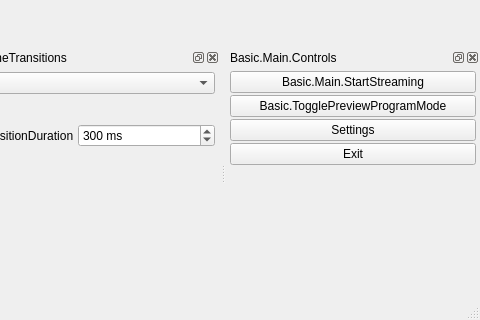
The window that vendor_skins/Evercast/UI/forms/OBSBasic.ui (evercast/evercast-broadcaster-software) describes before a commit, drawn with Qt 5; both pictures show x 599 to 1079 and y 410 to 730 of the 1079 by 730 pixel window.
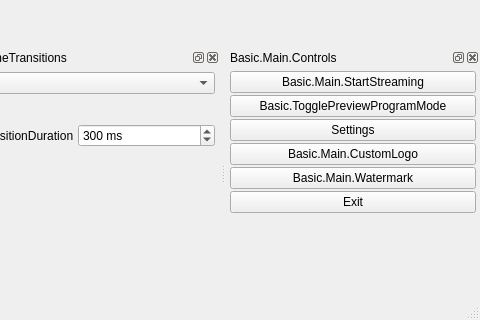
The same window after the commit. Icons and pictures are not drawn. Custom widgets are drawn as their Qt base class.

Commit message: Added watermark and custom logo buttons

The edit to the form file:
```diff
--- a/vendor_skins/Evercast/UI/forms/OBSBasic.ui
+++ b/vendor_skins/Evercast/UI/forms/OBSBasic.ui
@@ -1122,6 +1122,32 @@
        </property>
       </widget>
      </item>
+     <item>
+      <widget class="QPushButton" name="logoButton">
+       <property name="sizePolicy">
+        <sizepolicy hsizetype="Preferred" vsizetype="Fixed">
+         <horstretch>0</horstretch>
+         <verstretch>0</verstretch>
+        </sizepolicy>
+       </property>
+       <property name="text">
+        <string>Basic.Main.CustomLogo</string>
+       </property>
+      </widget>
+     </item>
+     <item>
+      <widget class="QPushButton" name="watermarkButton">
+       <property name="sizePolicy">
+        <sizepolicy hsizetype="Preferred" vsizetype="Fixed">
+         <horstretch>0</horstretch>
+         <verstretch>0</verstretch>
+        </sizepolicy>
+       </property>
+       <property name="text">
+        <string>Basic.Main.Watermark</string>
+       </property>
+      </widget>
+     </item>
      <item>
       <widget class="QPushButton" name="exitButton">
        <property name="sizePolicy">
```
The commit also changes 3 other files.
